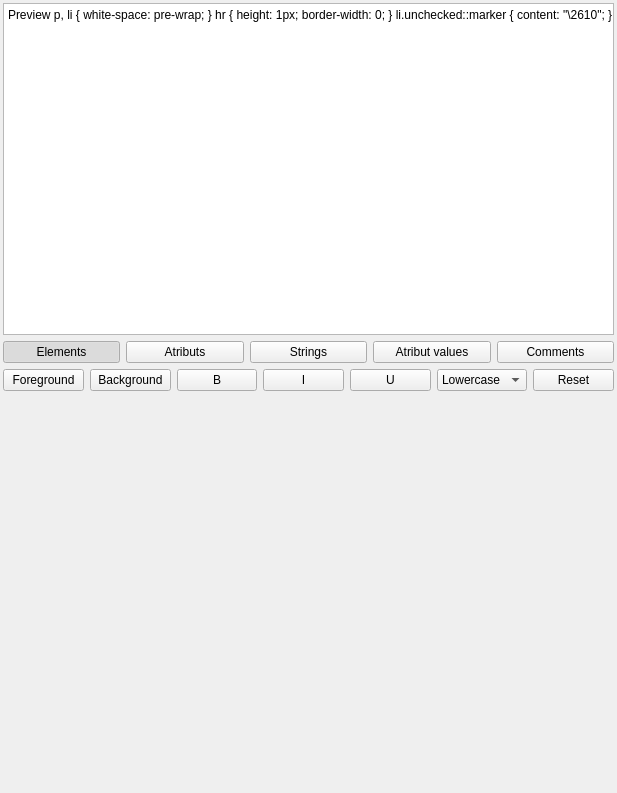
krysolemur/WebScope, file Application/UiFiles/SourcePage.ui: the form before one commit.
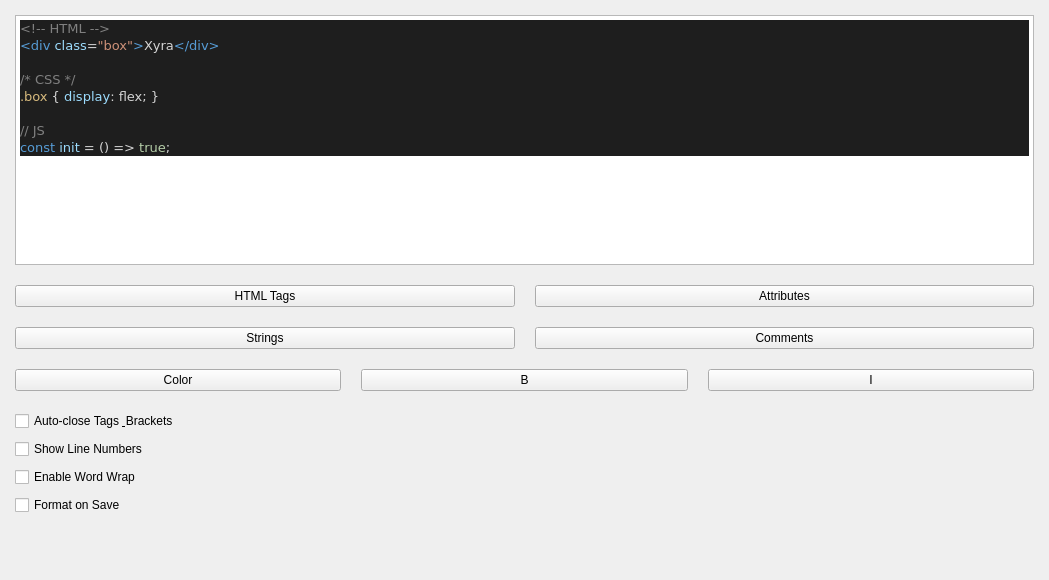
The form after the commit. Icons and pictures are not drawn.

The edit to the form file:
```diff
--- a/Application/UiFiles/SourcePage.ui
+++ b/Application/UiFiles/SourcePage.ui
@@ -6,230 +6,108 @@
    <rect>
     <x>0</x>
     <y>0</y>
-    <width>617</width>
-    <height>793</height>
+    <width>1049</width>
+    <height>580</height>
    </rect>
   </property>
-  <property name="sizePolicy">
-   <sizepolicy hsizetype="MinimumExpanding" vsizetype="MinimumExpanding">
-    <horstretch>0</horstretch>
-    <verstretch>0</verstretch>
-   </sizepolicy>
-  </property>
-  <property name="windowTitle">
-   <string>Form</string>
-  </property>
-  <property name="windowIcon">
-   <iconset theme="applications-system">
-    <normaloff>.</normaloff>.</iconset>
-  </property>
   <layout class="QVBoxLayout" name="mainLayout">
    <property name="spacing">
-    <number>3</number>
-   </property>
-   <property name="sizeConstraint">
-    <enum>QLayout::SetDefaultConstraint</enum>
+    <number>0</number>
    </property>
    <property name="leftMargin">
-    <number>3</number>
+    <number>0</number>
    </property>
    <property name="topMargin">
-    <number>3</number>
+    <number>0</number>
    </property>
    <property name="rightMargin">
-    <number>3</number>
+    <number>0</number>
    </property>
    <property name="bottomMargin">
-    <number>3</number>
+    <number>0</number>
    </property>
    <item>
-    <widget class="QScrollArea" name="sourceCodeScrollArea">
-     <property name="sizePolicy">
-      <sizepolicy hsizetype="Expanding" vsizetype="MinimumExpanding">
-       <horstretch>0</horstretch>
-       <verstretch>0</verstretch>
-      </sizepolicy>
-     </property>
+    <widget class="QScrollArea" name="sa_source_code">
      <property name="frameShape">
       <enum>QFrame::NoFrame</enum>
      </property>
-     <property name="frameShadow">
-      <enum>QFrame::Plain</enum>
-     </property>
-     <property name="horizontalScrollBarPolicy">
-      <enum>Qt::ScrollBarAsNeeded</enum>
-     </property>
-     <property name="sizeAdjustPolicy">
-      <enum>QAbstractScrollArea::AdjustIgnored</enum>
-     </property>
      <property name="widgetResizable">
       <bool>true</bool>
      </property>
-     <property name="alignment">
-      <set>Qt::AlignCenter</set>
-     </property>
      <widget class="QWidget" name="sourceCodeScrollContent">
       <property name="geometry">
        <rect>
         <x>0</x>
         <y>0</y>
-        <width>611</width>
-        <height>787</height>
+        <width>1049</width>
+        <height>580</height>
        </rect>
       </property>
-      <property name="sizePolicy">
-       <sizepolicy hsizetype="Preferred" vsizetype="Preferred">
-        <horstretch>0</horstretch>
-        <verstretch>0</verstretch>
-       </sizepolicy>
-      </property>
       <layout class="QVBoxLayout" name="sourceCodeScrollLayout">
+       <property name="spacing">
+        <number>20</number>
+       </property>
        <property name="leftMargin">
-        <number>0</number>
+        <number>15</number>
        </property>
        <property name="topMargin">
-        <number>0</number>
+        <number>15</number>
        </property>
        <property name="rightMargin">
-        <number>0</number>
+        <number>15</number>
        </property>
        <property name="bottomMargin">
-        <number>0</number>
+        <number>15</number>
        </property>
        <item>
-        <layout class="QVBoxLayout" name="exampleTextLayout">
-         <property name="sizeConstraint">
-          <enum>QLayout::SetMinimumSize</enum>
-         </property>
-         <property name="topMargin">
-          <number>0</number>
-         </property>
-         <property name="bottomMargin">
-          <number>6</number>
-         </property>
-         <item>
-          <widget class="QTextEdit" name="exampleTextEdit">
-           <property name="sizePolicy">
-            <sizepolicy hsizetype="Expanding" vsizetype="Expanding">
-             <horstretch>0</horstretch>
-             <verstretch>0</verstretch>
-            </sizepolicy>
-           </property>
-           <property name="verticalScrollBarPolicy">
-            <enum>Qt::ScrollBarAlwaysOff</enum>
-           </property>
-           <property name="horizontalScrollBarPolicy">
-            <enum>Qt::ScrollBarAlwaysOff</enum>
-           </property>
-           <property name="documentTitle">
-            <string>Preview</string>
-           </property>
-           <property name="undoRedoEnabled">
-            <bool>false</bool>
-           </property>
-           <property name="lineWrapMode">
-            <enum>QTextEdit::NoWrap</enum>
+        <widget class="QTextEdit" name="te_preview">
+         <property name="minimumSize">
+          <size>
+           <width>0</width>
+           <height>250</height>
+          </size>
            </property>
            <property name="readOnly">
             <bool>true</bool>
            </property>
            <property name="html">
             <string>&lt;!DOCTYPE HTML PUBLIC &quot;-//W3C//DTD HTML 4.0//EN&quot; &quot;http://www.w3.org/TR/REC-html40/strict.dtd&quot;&gt;
-&lt;html&gt;&lt;head&gt;&lt;meta name=&quot;qrichtext&quot; content=&quot;1&quot; /&gt;&lt;meta charset=&quot;utf-8&quot; /&gt;&lt;title&gt;Preview&lt;/title&gt;&lt;style type=&quot;text/css&quot;&gt;
+&lt;html&gt;&lt;head&gt;&lt;meta name=&quot;qrichtext&quot; content=&quot;1&quot; /&gt;&lt;meta charset=&quot;utf-8&quot; /&gt;&lt;style type=&quot;text/css&quot;&gt;
 p, li { white-space: pre-wrap; }
 hr { height: 1px; border-width: 0; }
 li.unchecked::marker { content: &quot;\2610&quot;; }
 li.checked::marker { content: &quot;\2612&quot;; }
 &lt;/style&gt;&lt;/head&gt;&lt;body style=&quot; font-family:'Ubuntu'; font-size:10pt; font-weight:400; font-style:normal;&quot;&gt;
-&lt;p style=&quot; margin-top:0px; margin-bottom:0px; margin-left:0px; margin-right:0px; -qt-block-indent:0; text-indent:0px;&quot;&gt;&amp;lt;html&amp;gt;&lt;/p&gt;
-&lt;p style=&quot; margin-top:0px; margin-bottom:0px; margin-left:0px; margin-right:0px; -qt-block-indent:0; text-indent:0px;&quot;&gt;  &amp;lt;body style=&amp;quot;font-family: 'Arial', sans-serif; font-size: 10pt; color: #222;&amp;quot;&amp;gt;&lt;/p&gt;
-&lt;p style=&quot; margin-top:0px; margin-bottom:0px; margin-left:0px; margin-right:0px; -qt-block-indent:0; text-indent:0px;&quot;&gt;    &amp;lt;h2 style=&amp;quot;color: #004a99;&amp;quot;&amp;gt;System Manifest&amp;lt;/h2&amp;gt;&lt;/p&gt;
-&lt;p style=&quot; margin-top:0px; margin-bottom:0px; margin-left:0px; margin-right:0px; -qt-block-indent:0; text-indent:0px;&quot;&gt;    &amp;lt;blockquote style=&amp;quot;background: #f4f4f4; border-left: 4px solid #004a99; padding: 8px;&amp;quot;&amp;gt;&lt;/p&gt;
-&lt;p style=&quot; margin-top:0px; margin-bottom:0px; margin-left:0px; margin-right:0px; -qt-block-indent:0; text-indent:0px;&quot;&gt;      &amp;quot;Core modules initialized. All systems nominal.&amp;quot;&lt;/p&gt;
-&lt;p style=&quot; margin-top:0px; margin-bottom:0px; margin-left:0px; margin-right:0px; -qt-block-indent:0; text-indent:0px;&quot;&gt;    &amp;lt;/blockquote&amp;gt;&lt;/p&gt;
-&lt;p style=&quot; margin-top:0px; margin-bottom:0px; margin-left:0px; margin-right:0px; -qt-block-indent:0; text-indent:0px;&quot;&gt;    &amp;lt;p&amp;gt;Network Status: &amp;lt;span style=&amp;quot;color: #28a745; font-weight: bold;&amp;quot;&amp;gt;CONNECTED&amp;lt;/span&amp;gt;&amp;lt;/p&amp;gt;&lt;/p&gt;
-&lt;p style=&quot; margin-top:0px; margin-bottom:0px; margin-left:0px; margin-right:0px; -qt-block-indent:0; text-indent:0px;&quot;&gt;    &amp;lt;hr /&amp;gt;&lt;/p&gt;
-&lt;p style=&quot; margin-top:0px; margin-bottom:0px; margin-left:0px; margin-right:0px; -qt-block-indent:0; text-indent:0px;&quot;&gt;    &amp;lt;p&amp;gt;Configuration Script:&amp;lt;/p&amp;gt;&lt;/p&gt;
-&lt;p style=&quot; margin-top:0px; margin-bottom:0px; margin-left:0px; margin-right:0px; -qt-block-indent:0; text-indent:0px;&quot;&gt;    &amp;lt;pre style=&amp;quot;background: #1e1e1e; color: #d4d4d4; padding: 12px; border-radius: 4px;&amp;quot;&amp;gt;&lt;/p&gt;
-&lt;p style=&quot; margin-top:0px; margin-bottom:0px; margin-left:0px; margin-right:0px; -qt-block-indent:0; text-indent:0px;&quot;&gt;def sync_data():&lt;/p&gt;
-&lt;p style=&quot; margin-top:0px; margin-bottom:0px; margin-left:0px; margin-right:0px; -qt-block-indent:0; text-indent:0px;&quot;&gt;    # Syncing local database with remote&lt;/p&gt;
-&lt;p style=&quot; margin-top:0px; margin-bottom:0px; margin-left:0px; margin-right:0px; -qt-block-indent:0; text-indent:0px;&quot;&gt;    target = &amp;quot;https://api.internal/v1&amp;quot;&lt;/p&gt;
-&lt;p style=&quot; margin-top:0px; margin-bottom:0px; margin-left:0px; margin-right:0px; -qt-block-indent:0; text-indent:0px;&quot;&gt;    return True&lt;/p&gt;
-&lt;p style=&quot; margin-top:0px; margin-bottom:0px; margin-left:0px; margin-right:0px; -qt-block-indent:0; text-indent:0px;&quot;&gt;    &amp;lt;/pre&amp;gt;&lt;/p&gt;
-&lt;p style=&quot; margin-top:0px; margin-bottom:0px; margin-left:0px; margin-right:0px; -qt-block-indent:0; text-indent:0px;&quot;&gt;    &amp;lt;table border=&amp;quot;1&amp;quot; width=&amp;quot;100%&amp;quot; cellpadding=&amp;quot;6&amp;quot; style=&amp;quot;border-collapse: collapse; border: 1px solid #ddd;&amp;quot;&amp;gt;&lt;/p&gt;
-&lt;p style=&quot; margin-top:0px; margin-bottom:0px; margin-left:0px; margin-right:0px; -qt-block-indent:0; text-indent:0px;&quot;&gt;      &amp;lt;tr bgcolor=&amp;quot;#f2f2f2&amp;quot;&amp;gt;&lt;/p&gt;
-&lt;p style=&quot; margin-top:0px; margin-bottom:0px; margin-left:0px; margin-right:0px; -qt-block-indent:0; text-indent:0px;&quot;&gt;        &amp;lt;th&amp;gt;Component&amp;lt;/th&amp;gt;&lt;/p&gt;
-&lt;p style=&quot; margin-top:0px; margin-bottom:0px; margin-left:0px; margin-right:0px; -qt-block-indent:0; text-indent:0px;&quot;&gt;        &amp;lt;th&amp;gt;ID&amp;lt;/th&amp;gt;&lt;/p&gt;
-&lt;p style=&quot; margin-top:0px; margin-bottom:0px; margin-left:0px; margin-right:0px; -qt-block-indent:0; text-indent:0px;&quot;&gt;        &amp;lt;th&amp;gt;Health&amp;lt;/th&amp;gt;&lt;/p&gt;
-&lt;p style=&quot; margin-top:0px; margin-bottom:0px; margin-left:0px; margin-right:0px; -qt-block-indent:0; text-indent:0px;&quot;&gt;      &amp;lt;/tr&amp;gt;&lt;/p&gt;
-&lt;p style=&quot; margin-top:0px; margin-bottom:0px; margin-left:0px; margin-right:0px; -qt-block-indent:0; text-indent:0px;&quot;&gt;      &amp;lt;tr&amp;gt;&lt;/p&gt;
-&lt;p style=&quot; margin-top:0px; margin-bottom:0px; margin-left:0px; margin-right:0px; -qt-block-indent:0; text-indent:0px;&quot;&gt;        &amp;lt;td&amp;gt;&amp;lt;b&amp;gt;CPU Cluster&amp;lt;/b&amp;gt;&amp;lt;/td&amp;gt;&lt;/p&gt;
-&lt;p style=&quot; margin-top:0px; margin-bottom:0px; margin-left:0px; margin-right:0px; -qt-block-indent:0; text-indent:0px;&quot;&gt;        &amp;lt;td&amp;gt;&amp;lt;code&amp;gt;NODE_01&amp;lt;/code&amp;gt;&amp;lt;/td&amp;gt;&lt;/p&gt;
-&lt;p style=&quot; margin-top:0px; margin-bottom:0px; margin-left:0px; margin-right:0px; -qt-block-indent:0; text-indent:0px;&quot;&gt;        &amp;lt;td&amp;gt;&amp;lt;i style=&amp;quot;color: green;&amp;quot;&amp;gt;98%&amp;lt;/i&amp;gt;&amp;lt;/td&amp;gt;&lt;/p&gt;
-&lt;p style=&quot; margin-top:0px; margin-bottom:0px; margin-left:0px; margin-right:0px; -qt-block-indent:0; text-indent:0px;&quot;&gt;      &amp;lt;/tr&amp;gt;&lt;/p&gt;
-&lt;p style=&quot; margin-top:0px; margin-bottom:0px; margin-left:0px; margin-right:0px; -qt-block-indent:0; text-indent:0px;&quot;&gt;      &amp;lt;tr&amp;gt;&lt;/p&gt;
-&lt;p style=&quot; margin-top:0px; margin-bottom:0px; margin-left:0px; margin-right:0px; -qt-block-indent:0; text-indent:0px;&quot;&gt;        &amp;lt;td colspan=&amp;quot;2&amp;quot;&amp;gt;Backup Power Supply&amp;lt;/td&amp;gt;&lt;/p&gt;
-&lt;p style=&quot; margin-top:0px; margin-bottom:0px; margin-left:0px; margin-right:0px; -qt-block-indent:0; text-indent:0px;&quot;&gt;        &amp;lt;td align=&amp;quot;right&amp;quot;&amp;gt;Standby&amp;lt;/td&amp;gt;&lt;/p&gt;
-&lt;p style=&quot; margin-top:0px; margin-bottom:0px; margin-left:0px; margin-right:0px; -qt-block-indent:0; text-indent:0px;&quot;&gt;      &amp;lt;/tr&amp;gt;&lt;/p&gt;
-&lt;p style=&quot; margin-top:0px; margin-bottom:0px; margin-left:0px; margin-right:0px; -qt-block-indent:0; text-indent:0px;&quot;&gt;    &amp;lt;/table&amp;gt;&lt;/p&gt;
-&lt;p style=&quot; margin-top:0px; margin-bottom:0px; margin-left:0px; margin-right:0px; -qt-block-indent:0; text-indent:0px;&quot;&gt;    &amp;lt;p&amp;gt;User Actions:&amp;lt;/p&amp;gt;&lt;/p&gt;
-&lt;p style=&quot; margin-top:0px; margin-bottom:0px; margin-left:0px; margin-right:0px; -qt-block-indent:0; text-indent:0px;&quot;&gt;    &amp;lt;ul&amp;gt;&lt;/p&gt;
-&lt;p style=&quot; margin-top:0px; margin-bottom:0px; margin-left:0px; margin-right:0px; -qt-block-indent:0; text-indent:0px;&quot;&gt;      &amp;lt;li&amp;gt;&amp;lt;a href=&amp;quot;cmd://reboot&amp;quot; style=&amp;quot;color: #d9534f; font-weight: bold;&amp;quot;&amp;gt;System Reboot&amp;lt;/a&amp;gt;&amp;lt;/li&amp;gt;&lt;/p&gt;
-&lt;p style=&quot; margin-top:0px; margin-bottom:0px; margin-left:0px; margin-right:0px; -qt-block-indent:0; text-indent:0px;&quot;&gt;      &amp;lt;li&amp;gt;&amp;lt;a href=&amp;quot;https://wiki.local&amp;quot; style=&amp;quot;color: #0275d8;&amp;quot;&amp;gt;Access Manual&amp;lt;/a&amp;gt;&amp;lt;/li&amp;gt;&lt;/p&gt;
-&lt;p style=&quot; margin-top:0px; margin-bottom:0px; margin-left:0px; margin-right:0px; -qt-block-indent:0; text-indent:0px;&quot;&gt;    &amp;lt;/ul&amp;gt;&lt;/p&gt;
-&lt;p style=&quot; margin-top:0px; margin-bottom:0px; margin-left:0px; margin-right:0px; -qt-block-indent:0; text-indent:0px;&quot;&gt;    &amp;lt;div style=&amp;quot;background: #fff3cd; padding: 10px; border: 1px solid #ffeeba;&amp;quot;&amp;gt;&lt;/p&gt;
-&lt;p style=&quot; margin-top:0px; margin-bottom:0px; margin-left:0px; margin-right:0px; -qt-block-indent:0; text-indent:0px;&quot;&gt;      &amp;lt;strong&amp;gt;Debug Info (Non-functional in Qt):&amp;lt;/strong&amp;gt;&amp;lt;br&amp;gt;&lt;/p&gt;
-&lt;p style=&quot; margin-top:0px; margin-bottom:0px; margin-left:0px; margin-right:0px; -qt-block-indent:0; text-indent:0px;&quot;&gt;      &amp;lt;code&amp;gt;&amp;amp;lt;script&amp;amp;gt;alert('No JS support');&amp;amp;lt;/script&amp;amp;gt;&amp;lt;/code&amp;gt;&amp;lt;br&amp;gt;&lt;/p&gt;
-&lt;p style=&quot; margin-top:0px; margin-bottom:0px; margin-left:0px; margin-right:0px; -qt-block-indent:0; text-indent:0px;&quot;&gt;      &amp;lt;code&amp;gt;&amp;amp;lt;input type=&amp;quot;text&amp;quot; placeholder=&amp;quot;No inputs&amp;quot;&amp;amp;gt;&amp;lt;/code&amp;gt;&lt;/p&gt;
-&lt;p style=&quot; margin-top:0px; margin-bottom:0px; margin-left:0px; margin-right:0px; -qt-block-indent:0; text-indent:0px;&quot;&gt;    &amp;lt;/div&amp;gt;&lt;/p&gt;
-&lt;p style=&quot; margin-top:0px; margin-bottom:0px; margin-left:0px; margin-right:0px; -qt-block-indent:0; text-indent:0px;&quot;&gt;  &amp;lt;/body&amp;gt;&lt;/p&gt;
-&lt;p style=&quot; margin-top:0px; margin-bottom:0px; margin-left:0px; margin-right:0px; -qt-block-indent:0; text-indent:0px;&quot;&gt;&amp;lt;/html&amp;gt;&lt;/p&gt;&lt;/body&gt;&lt;/html&gt;</string>
-           </property>
-           <property name="placeholderText">
-            <string/>
-           </property>
+&lt;pre style=&quot; margin-top:12px; margin-bottom:0px; margin-left:0px; margin-right:0px; -qt-block-indent:0; text-indent:0px; background-color:#1e1e1e;&quot;&gt;&lt;span style=&quot; font-family:'monospace'; color:#808080;&quot;&gt;&amp;lt;!-- HTML --&amp;gt;&lt;/span&gt;&lt;/pre&gt;
+&lt;pre style=&quot; margin-top:0px; margin-bottom:0px; margin-left:0px; margin-right:0px; -qt-block-indent:0; text-indent:0px; background-color:#1e1e1e;&quot;&gt;&lt;span style=&quot; font-family:'monospace'; color:#569cd6;&quot;&gt;&amp;lt;div&lt;/span&gt;&lt;span style=&quot; font-family:'monospace'; color:#d4d4d4;&quot;&gt; &lt;/span&gt;&lt;span style=&quot; font-family:'monospace'; color:#9cdcfe;&quot;&gt;class&lt;/span&gt;&lt;span style=&quot; font-family:'monospace'; color:#d4d4d4;&quot;&gt;=&lt;/span&gt;&lt;span style=&quot; font-family:'monospace'; color:#ce9178;&quot;&gt;&amp;quot;box&amp;quot;&lt;/span&gt;&lt;span style=&quot; font-family:'monospace'; color:#569cd6;&quot;&gt;&amp;gt;&lt;/span&gt;&lt;span style=&quot; font-family:'monospace'; color:#d4d4d4;&quot;&gt;Xyra&lt;/span&gt;&lt;span style=&quot; font-family:'monospace'; color:#569cd6;&quot;&gt;&amp;lt;/div&amp;gt;&lt;/span&gt;&lt;/pre&gt;
+&lt;pre style=&quot;-qt-paragraph-type:empty; margin-top:0px; margin-bottom:0px; margin-left:0px; margin-right:0px; -qt-block-indent:0; text-indent:0px; font-family:'monospace'; color:#569cd6; background-color:#1e1e1e;&quot;&gt;&lt;br /&gt;&lt;/pre&gt;
+&lt;pre style=&quot; margin-top:0px; margin-bottom:0px; margin-left:0px; margin-right:0px; -qt-block-indent:0; text-indent:0px; background-color:#1e1e1e;&quot;&gt;&lt;span style=&quot; font-family:'monospace'; color:#808080;&quot;&gt;/* CSS */&lt;/span&gt;&lt;/pre&gt;
+&lt;pre style=&quot; margin-top:0px; margin-bottom:0px; margin-left:0px; margin-right:0px; -qt-block-indent:0; text-indent:0px; background-color:#1e1e1e;&quot;&gt;&lt;span style=&quot; font-family:'monospace'; color:#d7ba7d;&quot;&gt;.box&lt;/span&gt;&lt;span style=&quot; font-family:'monospace'; color:#d4d4d4;&quot;&gt; { &lt;/span&gt;&lt;span style=&quot; font-family:'monospace'; color:#9cdcfe;&quot;&gt;display&lt;/span&gt;&lt;span style=&quot; font-family:'monospace'; color:#d4d4d4;&quot;&gt;: flex; }&lt;/span&gt;&lt;/pre&gt;
+&lt;pre style=&quot;-qt-paragraph-type:empty; margin-top:0px; margin-bottom:0px; margin-left:0px; margin-right:0px; -qt-block-indent:0; text-indent:0px; font-family:'monospace'; color:#d4d4d4; background-color:#1e1e1e;&quot;&gt;&lt;br /&gt;&lt;/pre&gt;
+&lt;pre style=&quot; margin-top:0px; margin-bottom:0px; margin-left:0px; margin-right:0px; -qt-block-indent:0; text-indent:0px; background-color:#1e1e1e;&quot;&gt;&lt;span style=&quot; font-family:'monospace'; color:#808080;&quot;&gt;// JS&lt;/span&gt;&lt;/pre&gt;
+&lt;pre style=&quot; margin-top:0px; margin-bottom:12px; margin-left:0px; margin-right:0px; -qt-block-indent:0; text-indent:0px; background-color:#1e1e1e;&quot;&gt;&lt;span style=&quot; font-family:'monospace'; color:#569cd6;&quot;&gt;const&lt;/span&gt;&lt;span style=&quot; font-family:'monospace'; color:#d4d4d4;&quot;&gt; &lt;/span&gt;&lt;span style=&quot; font-family:'monospace'; color:#9cdcfe;&quot;&gt;init&lt;/span&gt;&lt;span style=&quot; font-family:'monospace'; color:#d4d4d4;&quot;&gt; = () =&amp;gt; &lt;/span&gt;&lt;span style=&quot; font-family:'monospace'; color:#b5cea8;&quot;&gt;true&lt;/span&gt;&lt;span style=&quot; font-family:'monospace'; color:#d4d4d4;&quot;&gt;;&lt;/span&gt;&lt;/pre&gt;&lt;/body&gt;&lt;/html&gt;</string>
+         </property>
           </widget>
          </item>
          <item>
-          <layout class="QHBoxLayout" name="markingLayout">
-           <property name="sizeConstraint">
-            <enum>QLayout::SetMinimumSize</enum>
-           </property>
-           <item>
-            <widget class="QPushButton" name="elementsButton">
-             <property name="sizePolicy">
-              <sizepolicy hsizetype="Minimum" vsizetype="Fixed">
-               <horstretch>0</horstretch>
-               <verstretch>0</verstretch>
-              </sizepolicy>
-             </property>
+        <layout class="QGridLayout" name="grid_styling">
+         <item row="0" column="0">
+          <widget class="QPushButton" name="btn_sel_tags">
              <property name="text">
-              <string>Elements</string>
+            <string>HTML Tags</string>
              </property>
              <property name="checkable">
               <bool>true</bool>
              </property>
-             <property name="checked">
-              <bool>true</bool>
-             </property>
-             <property name="autoDefault">
-              <bool>false</bool>
-             </property>
              <attribute name="buttonGroup">
               <string notr="true">stylingButtonGroup</string>
              </attribute>
             </widget>
            </item>
-           <item>
-            <widget class="QPushButton" name="atributsButton">
-             <property name="sizePolicy">
-              <sizepolicy hsizetype="Minimum" vsizetype="Fixed">
-               <horstretch>0</horstretch>
-               <verstretch>0</verstretch>
-              </sizepolicy>
-             </property>
+         <item row="0" column="1">
+          <widget class="QPushButton" name="btn_sel_attrs">
              <property name="text">
-              <string>Atributs</string>
+            <string>Attributes</string>
              </property>
              <property name="checkable">
               <bool>true</bool>
@@ -239,14 +117,8 @@
              </attribute>
             </widget>
            </item>
-           <item>
-            <widget class="QPushButton" name="stringButton">
-             <property name="sizePolicy">
-              <sizepolicy hsizetype="Minimum" vsizetype="Fixed">
-               <horstretch>0</horstretch>
-               <verstretch>0</verstretch>
-              </sizepolicy>
-             </property>
+         <item row="1" column="0">
+          <widget class="QPushButton" name="btn_sel_strings">
              <property name="text">
               <string>Strings</string>
              </property>
@@ -258,33 +130,8 @@
              </attribute>
             </widget>
            </item>
-           <item>
-            <widget class="QPushButton" name="attrValuesButton">
-             <property name="sizePolicy">
-              <sizepolicy hsizetype="Minimum" vsizetype="Fixed">
-               <horstretch>0</horstretch>
-               <verstretch>0</verstretch>
-              </sizepolicy>
-             </property>
-             <property name="text">
-              <string>Atribut values</string>
-             </property>
-             <property name="checkable">
-              <bool>true</bool>
-             </property>
-             <attribute name="buttonGroup">
-              <string notr="true">stylingButtonGroup</string>
-             </attribute>
-            </widget>
-           </item>
-           <item>
-            <widget class="QPushButton" name="commentsButton">
-             <property name="sizePolicy">
-              <sizepolicy hsizetype="Minimum" vsizetype="Fixed">
-               <horstretch>0</horstretch>
-               <verstretch>0</verstretch>
-              </sizepolicy>
-             </property>
+         <item row="1" column="1">
+          <widget class="QPushButton" name="btn_sel_comments">
              <property name="text">
               <string>Comments</string>
              </property>
@@ -299,44 +146,16 @@
           </layout>
          </item>
          <item>
-          <layout class="QHBoxLayout" name="stylingLayout">
-           <property name="sizeConstraint">
-            <enum>QLayout::SetMinimumSize</enum>
-           </property>
+        <layout class="QHBoxLayout" name="style_tools">
            <item>
-            <widget class="QPushButton" name="foregroundStyle">
-             <property name="sizePolicy">
-              <sizepolicy hsizetype="Expanding" vsizetype="Fixed">
-               <horstretch>0</horstretch>
-               <verstretch>0</verstretch>
-              </sizepolicy>
-             </property>
+          <widget class="QPushButton" name="btn_style_color">
              <property name="text">
-              <string>Foreground</string>
+            <string>Color</string>
              </property>
             </widget>
            </item>
            <item>
-            <widget class="QPushButton" name="backgroundStyle">
-             <property name="sizePolicy">
-              <sizepolicy hsizetype="Expanding" vsizetype="Fixed">
-               <horstretch>0</horstretch>
-               <verstretch>0</verstretch>
-              </sizepolicy>
-             </property>
-             <property name="text">
-              <string>Background</string>
-             </property>
-            </widget>
-           </item>
-           <item>
-            <widget class="QPushButton" name="boldStyle">
-             <property name="sizePolicy">
-              <sizepolicy hsizetype="Expanding" vsizetype="Fixed">
-               <horstretch>0</horstretch>
-               <verstretch>0</verstretch>
-              </sizepolicy>
-             </property>
+          <widget class="QPushButton" name="btn_style_bold">
              <property name="text">
               <string>B</string>
              </property>
@@ -346,13 +165,7 @@
             </widget>
            </item>
            <item>
-            <widget class="QPushButton" name="italicStyle">
-             <property name="sizePolicy">
-              <sizepolicy hsizetype="Expanding" vsizetype="Fixed">
-               <horstretch>0</horstretch>
-               <verstretch>0</verstretch>
-              </sizepolicy>
-             </property>
+          <widget class="QPushButton" name="btn_style_italic">
              <property name="text">
               <string>I</string>
              </property>
@@ -361,74 +174,52 @@
              </property>
             </widget>
            </item>
+        </layout>
+       </item>
            <item>
-            <widget class="QPushButton" name="underlineStyle">
-             <property name="sizePolicy">
-              <sizepolicy hsizetype="Expanding" vsizetype="Fixed">
-               <horstretch>0</horstretch>
-               <verstretch>0</verstretch>
-              </sizepolicy>
-             </property>
+        <layout class="QVBoxLayout" name="layout_features">
+         <property name="spacing">
+          <number>8</number>
+         </property>
+         <item>
+          <widget class="QCheckBox" name="chk_auto_close">
              <property name="text">
-              <string>U</string>
-             </property>
-             <property name="checkable">
-              <bool>true</bool>
-             </property>
+            <string>Auto-close Tags &amp; Brackets</string>
+           </property>
             </widget>
            </item>
            <item>
-            <widget class="QComboBox" name="transformStyle">
-             <property name="sizePolicy">
-              <sizepolicy hsizetype="Expanding" vsizetype="Fixed">
-               <horstretch>0</horstretch>
-               <verstretch>0</verstretch>
-              </sizepolicy>
-             </property>
-             <item>
+          <widget class="QCheckBox" name="chk_line_numbers">
               <property name="text">
-               <string>Lowercase</string>
-              </property>
+            <string>Show Line Numbers</string>
+           </property>
+          </widget>
              </item>
              <item>
+          <widget class="QCheckBox" name="chk_word_wrap">
               <property name="text">
-               <string>Uppercase</string>
-              </property>
-             </item>
+            <string>Enable Word Wrap</string>
+           </property>
             </widget>
            </item>
            <item>
-            <widget class="QPushButton" name="resetButton">
-             <property name="sizePolicy">
-              <sizepolicy hsizetype="Expanding" vsizetype="Fixed">
-               <horstretch>0</horstretch>
-               <verstretch>0</verstretch>
-              </sizepolicy>
-             </property>
+          <widget class="QCheckBox" name="chk_format_save">
              <property name="text">
-              <string>Reset</string>
+            <string>Format on Save</string>
              </property>
             </widget>
            </item>
           </layout>
          </item>
-        </layout>
-       </item>
        <item>
-        <spacer name="sourceCodeLayoutSpacer">
-         <property name="sizePolicy">
-          <sizepolicy hsizetype="Expanding" vsizetype="Expanding">
-           <horstretch>0</horstretch>
-           <verstretch>0</verstretch>
-          </sizepolicy>
-         </property>
+        <spacer name="verticalSpacer">
          <property name="orientation">
           <enum>Qt::Vertical</enum>
          </property>
          <property name="sizeHint" stdset="0">
           <size>
-           <width>20</width>
-           <height>40</height>
+           <width>0</width>
+           <height>0</height>
           </size>
          </property>
         </spacer>
```
Left out of the diff: 10 changed lines with no effect on the pictures. Lines whose indentation alone changed are shown as unchanged.
